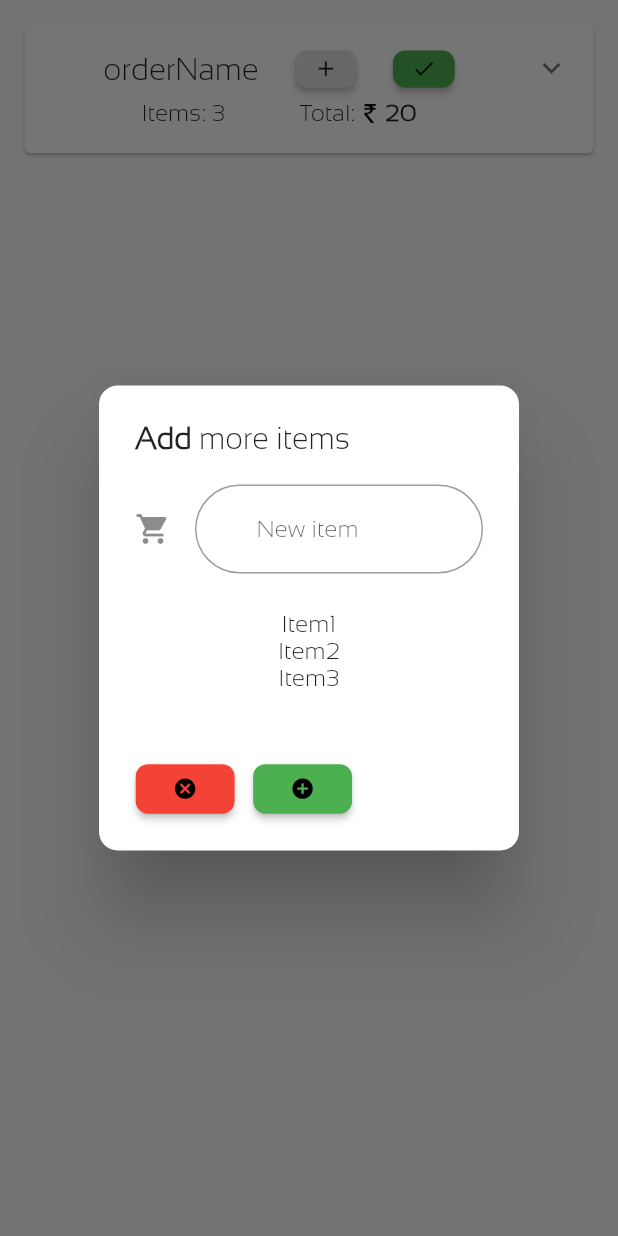
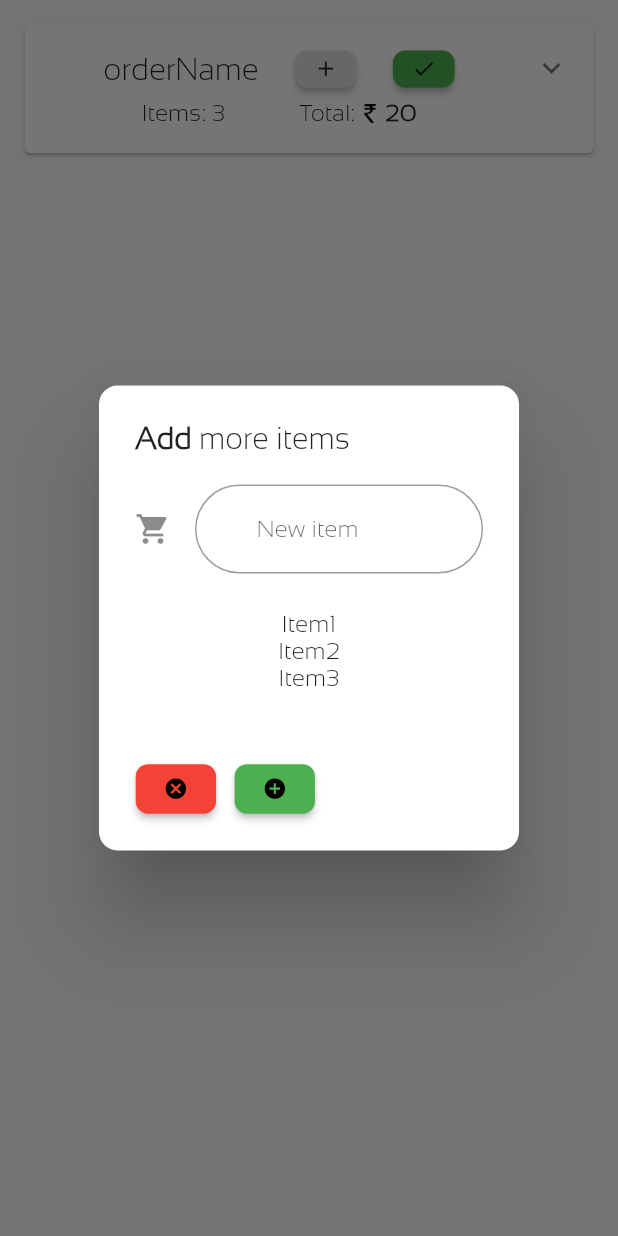
Before and after one commit to ankushLit/InventoryManagement, a Flutter app: the ActiveOrders screen opened directly, after a tap on the "add" icon, on a phone screen of 412 x 824 dp. Run offline on Flutter 3.47's test engine with Material 2 defaults, Android fonts, the phone set to English and light mode, and no system bars; our stand-ins replace flutter_typeahead.

Commit message:
Active Orders UI Update

```diff
--- a/inventorymanagement/lib/components/orderItemCard.dart
+++ b/inventorymanagement/lib/components/orderItemCard.dart
@@ -142,7 +142,7 @@ class OrderCard extends StatelessWidget {
       BuildContext ctx, double blockSize, double blockSizeVertical) {
     List<Widget> newItems = [Text('Item1'), Text('Item2'), Text('Item3')];
     final addMoreItemsButton = SizedBox(
-      width: blockSize * 16,
+      width: blockSize * 13,
       height: blockSizeVertical * 4,
       child: RaisedButton(
           onPressed: () {},
@@ -158,7 +158,7 @@ class OrderCard extends StatelessWidget {
           )),
     );
     final cancelButton = SizedBox(
-      width: blockSize * 16,
+      width: blockSize * 13,
       height: blockSizeVertical * 4,
       child: RaisedButton(
           onPressed: () {
```
